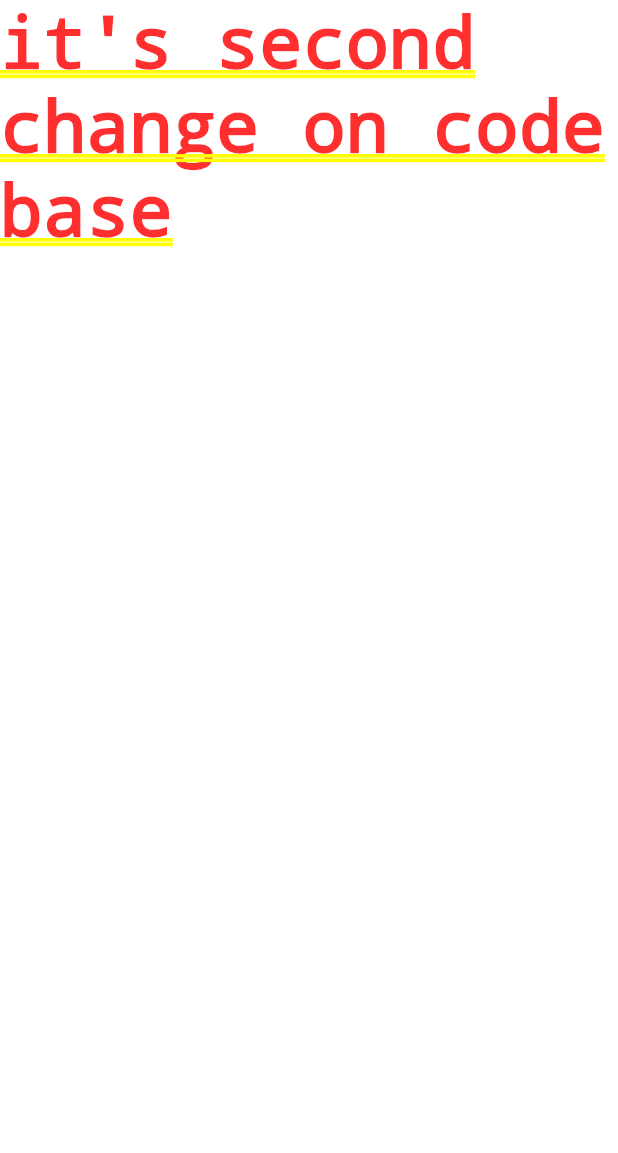
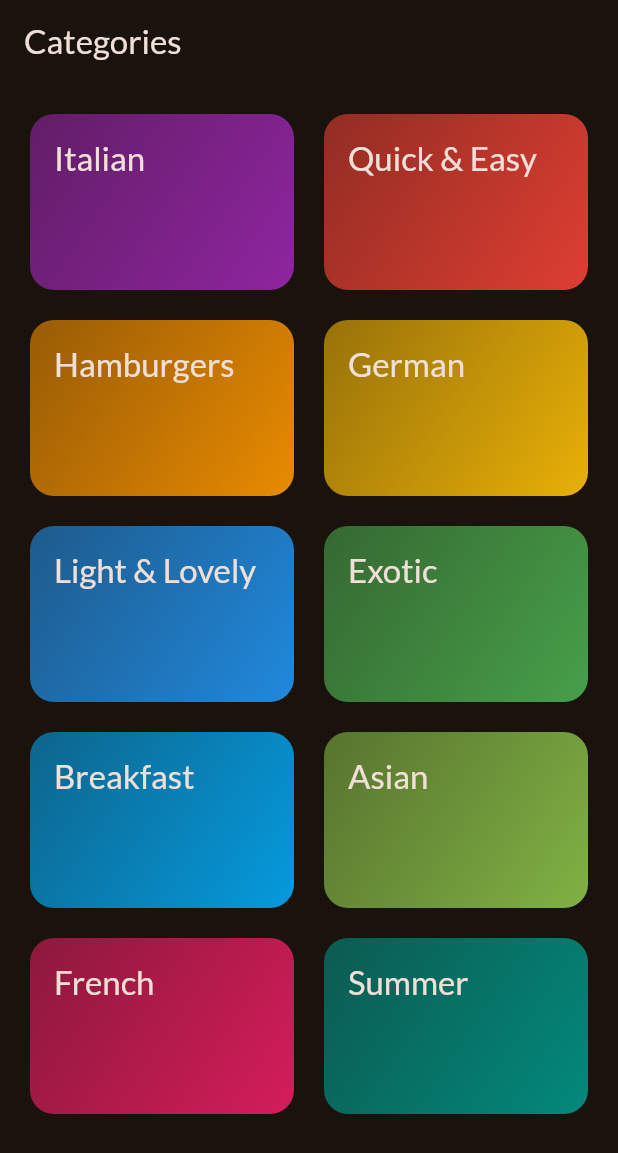
Before and after one commit to rovshenhojayev/Meals-App, a Flutter app: the screen it shows after launch, on a phone screen of 412 x 824 dp. Shown: the top 1153 px of the screen. Run offline on Flutter 3.47's test engine with Material 3 defaults, Android fonts, the phone set to English and light mode, and no system bars; our stand-ins replace google_fonts.

Commit message:
Added data, category, grid and nice looking style

```diff
--- /dev/null
+++ b/lib/data/dummy_data.dart
@@ -0,0 +1,56 @@
+import 'package:flutter/material.dart';
+
+import 'package:meals/models/category.dart';
+
+const availableCategories = [
+  Category(
+    id: 'c1',
+    title: 'Italian',
+    color: Colors.purple,
+  ),
+  Category(
+    id: 'c2',
+    title: 'Quick & Easy',
+    color: Colors.red,
+  ),
+  Category(
+    id: 'c3',
+    title: 'Hamburgers',
+    color: Colors.orange,
+  ),
+  Category(
+    id: 'c4',
+    title: 'German',
+    color: Colors.amber,
+  ),
+  Category(
+    id: 'c5',
+    title: 'Light & Lovely',
+    color: Colors.blue,
+  ),
+  Category(
+    id: 'c6',
+    title: 'Exotic',
+    color: Colors.green,
+  ),
+  Category(
+    id: 'c7',
+    title: 'Breakfast',
+    color: Colors.lightBlue,
+  ),
+  Category(
+    id: 'c8',
+    title: 'Asian',
+    color: Colors.lightGreen,
+  ),
+  Category(
+    id: 'c9',
+    title: 'French',
+    color: Colors.pink,
+  ),
+  Category(
+    id: 'c10',
+    title: 'Summer',
+    color: Colors.teal,
+  ),
+];
--- a/lib/main.dart
+++ b/lib/main.dart
@@ -1,5 +1,5 @@
 import 'package:flutter/material.dart';
-
+import 'package:meals/screens/categories.dart';
 import 'package:google_fonts/google_fonts.dart';
 
 final theme = ThemeData(
@@ -21,7 +21,7 @@ class App extends StatelessWidget {
   Widget build(BuildContext context) {
     final materialApp = MaterialApp(
       theme: theme,
-      home: Text('it\'s second change on code base'), // Todo ...,
+      home: const CategoriesScreen(), // Todo ...,
     );
     return materialApp;
   }
--- /dev/null
+++ b/lib/models/category.dart
@@ -0,0 +1,12 @@
+import 'package:flutter/material.dart';
+
+class Category {
+  final String id;
+  final String title;
+  final Color color;
+  const Category({
+    required this.id,
+    required this.title,
+    this.color = Colors.orange,
+  });
+}
--- /dev/null
+++ b/lib/screens/categories.dart
@@ -0,0 +1,29 @@
+import 'package:flutter/material.dart';
+import 'package:meals/data/dummy_data.dart';
+import 'package:meals/widgets/category_grid_item.dart';
+
+class CategoriesScreen extends StatelessWidget {
+  const CategoriesScreen({super.key});
+  @override
+  Widget build(BuildContext context) {
+    return Scaffold(
+      appBar: AppBar(
+        title: const Text('Categories'),
+      ),
+      body: GridView(
+        padding: EdgeInsets.all(20),
+        gridDelegate: const SliverGridDelegateWithFixedCrossAxisCount(
+          crossAxisCount: 2,
+          childAspectRatio: 1.5,
+          crossAxisSpacing: 20,
+          mainAxisSpacing: 20,
+        ),
+        children: [
+          //availableCategories.map((category) => CategoryGridItem(category: category)).toList()
+          for (final category in availableCategories)
+            CategoryGridItem(category: category)
+        ],
+      ),
+    );
+  }
+}
--- /dev/null
+++ b/lib/widgets/category_grid_item.dart
@@ -0,0 +1,36 @@
+import 'package:flutter/material.dart';
+import 'package:meals/models/category.dart';
+
+class CategoryGridItem extends StatelessWidget {
+  const CategoryGridItem({super.key, required this.category});
+  final Category category;
+  @override
+  Widget build(BuildContext context) {
+    return InkWell(
+      onTap: () {},
+      splashColor: Theme.of(context).primaryColor,
+      borderRadius: BorderRadius.circular(16),
+      child: Container(
+        padding: const EdgeInsets.all(16),
+        decoration: BoxDecoration(
+          gradient: LinearGradient(
+            colors: [
+              category.color.withOpacity(0.55),
+              category.color.withOpacity(0.9),
+            ],
+            begin: Alignment.topLeft,
+            end: Alignment.bottomRight,
+          ),
+          borderRadius: BorderRadius.circular(16),
+        ),
+        child: Text(
+          category.title,
+          style: Theme.of(context)
+              .textTheme
+              .titleLarge!
+              .copyWith(color: Theme.of(context).colorScheme.onBackground),
+        ),
+      ),
+    );
+  }
+}
```
